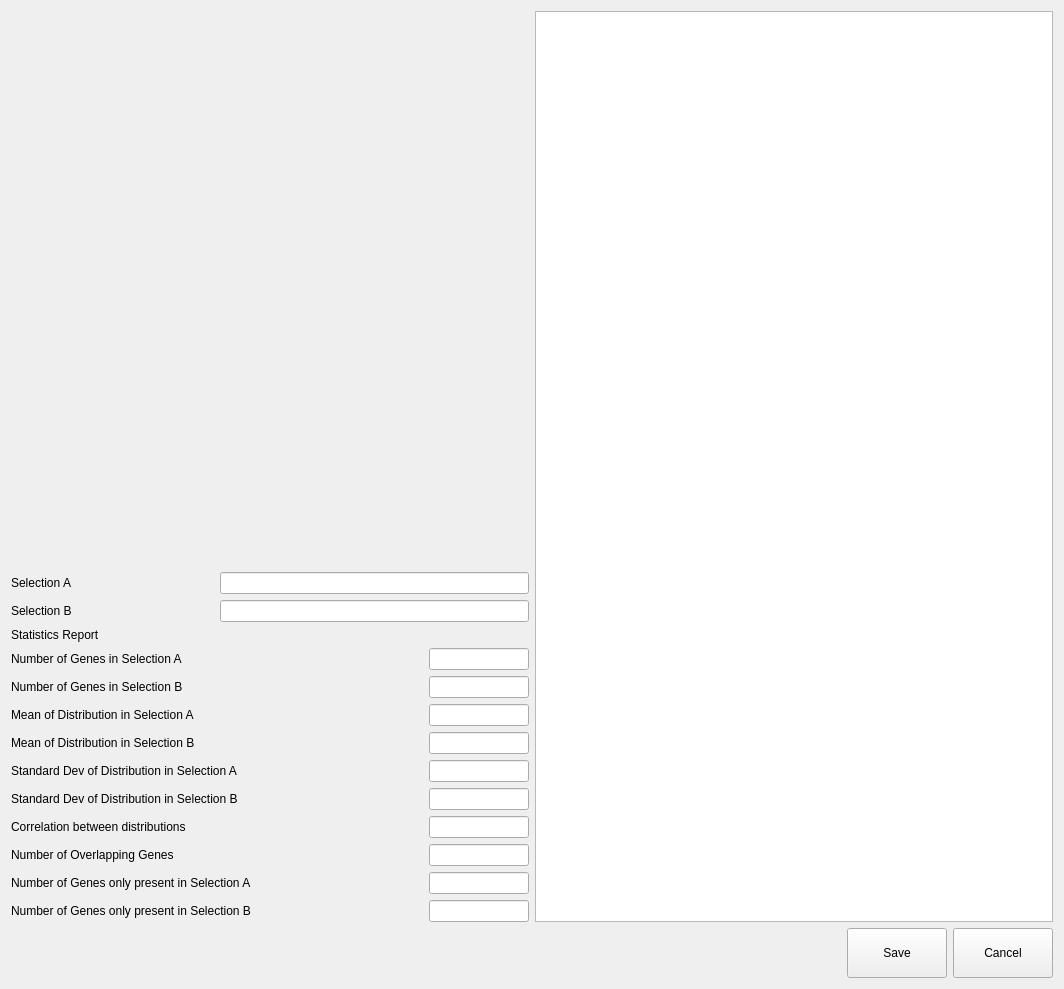
jfnavarro/st_viewer, file assets/ui/ddaWidget.ui: the form before one commit.
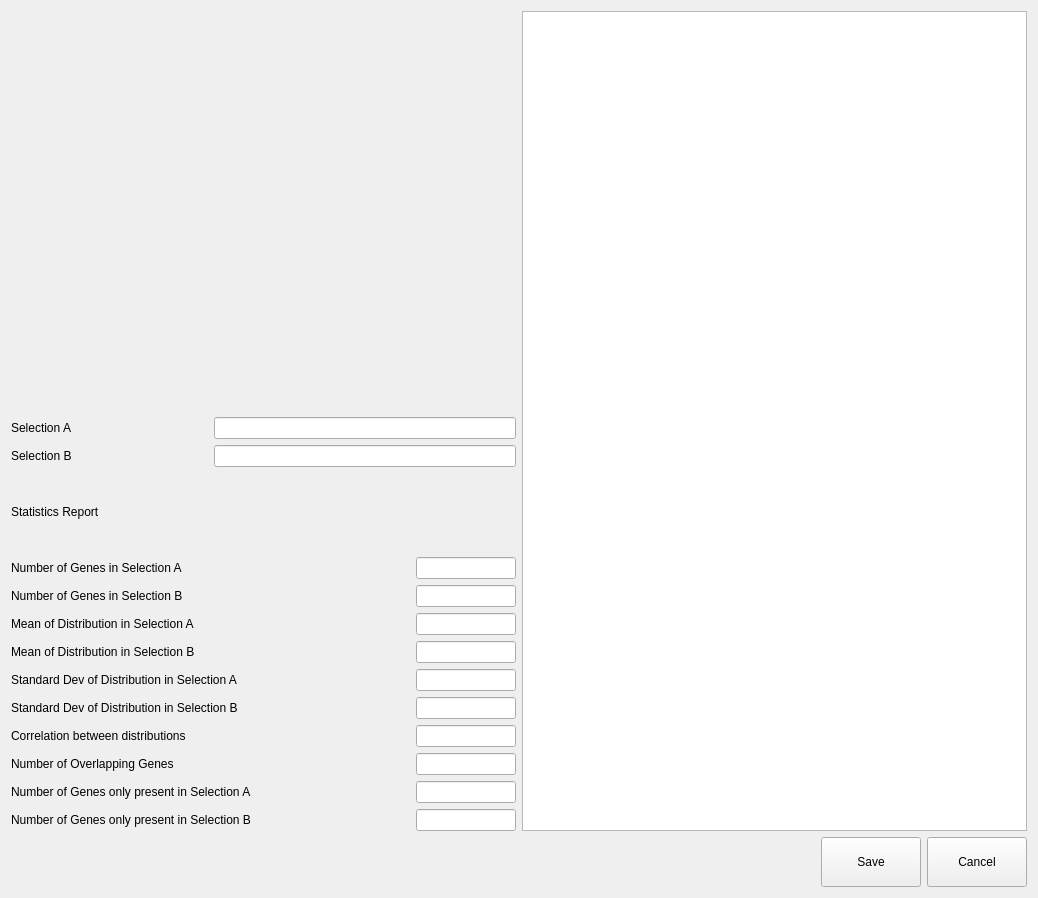
The form after the commit.

Commit message: Replaced progress bar for busy cursor, added parent to page widgets, fixed errors in resetting models in CellView, upgraded the DDA widget

```diff
--- a/assets/ui/ddaWidget.ui
+++ b/assets/ui/ddaWidget.ui
@@ -9,8 +9,8 @@
    <rect>
     <x>0</x>
     <y>0</y>
-    <width>1064</width>
-    <height>989</height>
+    <width>1038</width>
+    <height>898</height>
    </rect>
   </property>
   <property name="windowTitle">
@@ -37,19 +37,6 @@
          </property>
         </widget>
        </item>
-       <item>
-        <spacer name="verticalSpacer">
-         <property name="orientation">
-          <enum>Qt::Vertical</enum>
-         </property>
-         <property name="sizeHint" stdset="0">
-          <size>
-           <width>20</width>
-           <height>40</height>
-          </size>
-         </property>
-        </spacer>
-       </item>
        <item>
         <layout class="QGridLayout" name="gridLayout">
          <item row="0" column="0">
```
The commit also changes 5 other files.
